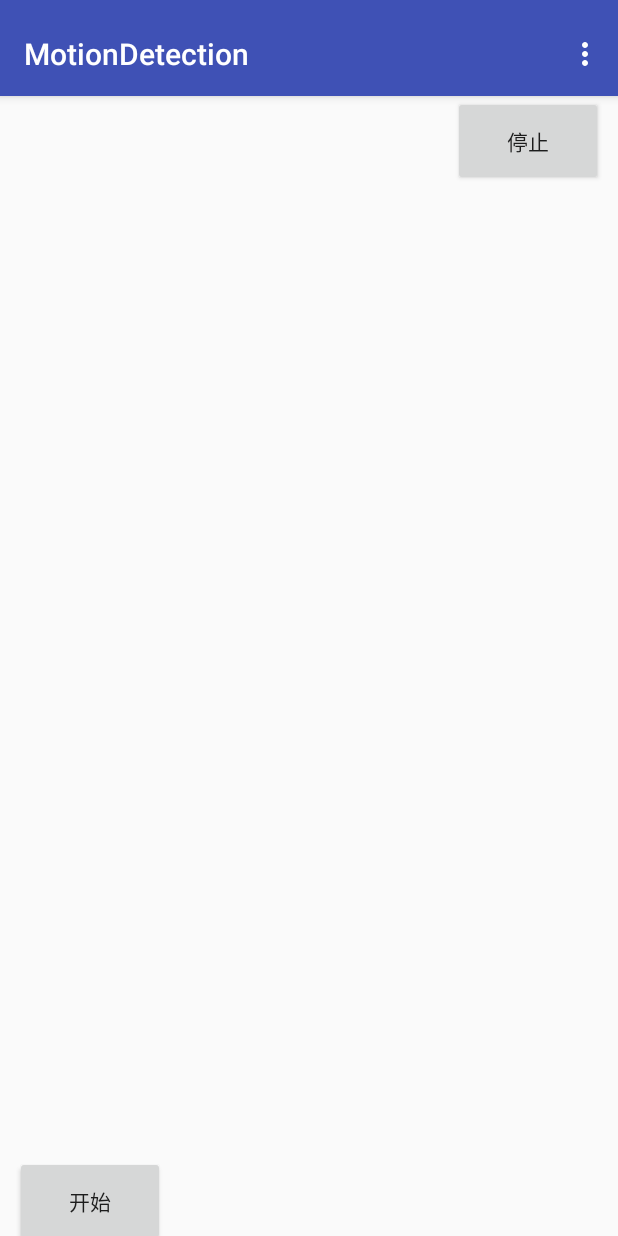
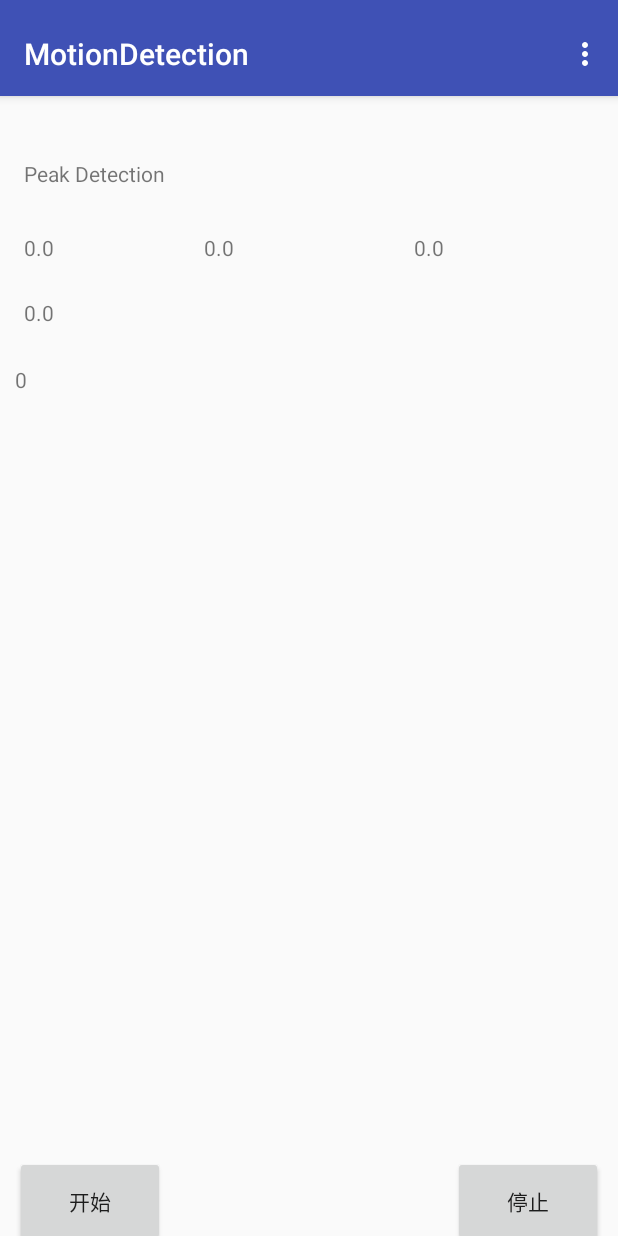
Before and after one commit to liute62/Android-Motion-Detection, an Android app: the screen it shows after launch (MainActivity), after a tap on "开始", on a phone screen of 412 x 824 dp. Run offline under Robolectric (Android 15) with nearby library versions, the phone set to English and light mode, and no system bars.

Commit message:
Update peak detection algorithm

```diff
--- a/MotionDetection/app/src/main/java/algorithm/PeakDetection.java
+++ b/MotionDetection/app/src/main/java/algorithm/PeakDetection.java
@@ -1,4 +1,7 @@
 package algorithm;
+
+import java.util.ArrayList;
+import java.util.List;
 
 import sensor.AccelerationSensor;
 
@@ -7,13 +10,44 @@ import sensor.AccelerationSensor;
  */
 public class PeakDetection {
 
-    private float peakThreshold;
+    private int stepTotal = 0;
 
-    AccelerationSensor acceleration;
+    private float peakThreshold = 1.4f;
+
+    private float peakInterval = 1.5f;
+
+    private AccelerationSensor lastSensor;
+
+    private long lastTime = 0;
+
+    private List<AccelerationSensor> accelerationlist;
 
     public PeakDetection(){
-
+        stepTotal = 0;
+        accelerationlist = new ArrayList<>();
+        lastSensor = new AccelerationSensor();
     }
 
+    public void feedData(AccelerationSensor sensor){
+        accelerationlist.add(sensor);
+    }
+
+    public int getCurrentStep(){
+        if(accelerationlist.size() > 0){
+            AccelerationSensor sensor = accelerationlist.remove(accelerationlist.size() - 1);
+            lastSensor = sensor;
+            if(sensor.getAcc_total() > peakThreshold){
+                if(System.currentTimeMillis() - lastTime > peakInterval * 1000) {
+                    lastTime = System.currentTimeMillis();
+                    stepTotal++;
+                }
+            }
+        }
+        return stepTotal;
+    }
+
+    public AccelerationSensor getLastSensor(){
+        return lastSensor;
+    }
 
 }
--- a/MotionDetection/app/src/main/java/haodong/motiondetection/PeakAlgoFragment.java
+++ b/MotionDetection/app/src/main/java/haodong/motiondetection/PeakAlgoFragment.java
@@ -14,9 +14,8 @@ import android.view.ViewGroup;
 import android.widget.Button;
 import android.widget.TextView;
 
-import java.sql.BatchUpdateException;
-
 import algorithm.PeakDetection;
+import sensor.AccelerationSensor;
 
 /**
  * Created by liuhaodong1 on 16/4/28.
@@ -43,6 +42,10 @@ public class PeakAlgoFragment extends Fragment implements SensorEventListener{
 
     private Button mStop;
 
+    private TextView mAccX,mAccY,mAccZ,mAccTotal;
+
+    private TextView mStepTotal;
+
     public static PeakAlgoFragment newInstance() {
         PeakAlgoFragment fragment = new PeakAlgoFragment();
         return fragment;
@@ -58,6 +61,7 @@ public class PeakAlgoFragment extends Fragment implements SensorEventListener{
         if (!isStop) return;
         isStop = false;
         sensorManager.registerListener(this, acceleration, sensorRate);
+        peakDetection = new PeakDetection();
     }
 
     public void stop(){
@@ -84,6 +88,11 @@ public class PeakAlgoFragment extends Fragment implements SensorEventListener{
                 stop();
             }
         });
+        mAccX = (TextView)rootView.findViewById(R.id.peak_acc_x);
+        mAccY = (TextView)rootView.findViewById(R.id.peak_acc_y);
+        mAccZ = (TextView)rootView.findViewById(R.id.peak_acc_z);
+        mAccTotal = (TextView)rootView.findViewById(R.id.peak_acc_total);
+        mStepTotal = (TextView)rootView.findViewById(R.id.peak_step_total);
         return rootView;
     }
 
@@ -103,7 +112,13 @@ public class PeakAlgoFragment extends Fragment implements SensorEventListener{
     @Override
     public void onSensorChanged(SensorEvent event) {
         if(event.sensor.getType() == Sensor.TYPE_ACCELEROMETER){
-            Log.e(TAG,event.values[0]+" "+event.values[1]+" "+event.values[2]);
+            peakDetection.feedData(new AccelerationSensor(event.values[0], event.values[1], event.values[2]));
+            int step = peakDetection.getCurrentStep();
+            mAccX.setText(String.valueOf(event.values[0]));
+            mAccY.setText(String.valueOf(event.values[1]));
+            mAccZ.setText(String.valueOf(event.values[2]));
+            mAccTotal.setText(String.valueOf(peakDetection.getLastSensor().getAcc_total()));
+            mStepTotal.setText(String.valueOf(peakDetection.getCurrentStep()));
         }
     }
 
--- a/MotionDetection/app/src/main/java/sensor/AccelerationSensor.java
+++ b/MotionDetection/app/src/main/java/sensor/AccelerationSensor.java
@@ -4,4 +4,58 @@ package sensor;
  * Created by liuhaodong1 on 16/4/28.
  */
 public class AccelerationSensor {
+
+    private float acc_x;
+
+    private float acc_y;
+
+    private float acc_z;
+
+    private float acc_total;
+
+    public AccelerationSensor(){
+        acc_x = 0;
+        acc_y = 0;
+        acc_z = 0;
+        acc_total = 0;
+    }
+
+    public AccelerationSensor(float x,float y,float z){
+        acc_x = -x / 9.80665f;
+        acc_y = -y / 9.80665f;
+        acc_z = z / 9.80665f;
+        acc_total = (float)Math.sqrt(acc_x * acc_x + acc_y * acc_y+ acc_z * acc_z);
+    }
+
+    public float getAcc_x() {
+        return acc_x;
+    }
+
+    public void setAcc_x(float acc_x) {
+        this.acc_x = acc_x;
+    }
+
+    public float getAcc_y() {
+        return acc_y;
+    }
+
+    public void setAcc_y(float acc_y) {
+        this.acc_y = acc_y;
+    }
+
+    public float getAcc_z() {
+        return acc_z;
+    }
+
+    public void setAcc_z(float acc_z) {
+        this.acc_z = acc_z;
+    }
+
+    public float getAcc_total() {
+        return acc_total;
+    }
+
+    public void setAcc_total(float acc_total) {
+        this.acc_total = acc_total;
+    }
 }
--- a/MotionDetection/app/src/main/res/layout/fragment_peak.xml
+++ b/MotionDetection/app/src/main/res/layout/fragment_peak.xml
@@ -19,6 +19,63 @@
         android:text="停止"
         android:id="@+id/peak_stop"
         android:layout_marginRight="10dp"
+        android:layout_alignTop="@+id/peak_start"
         android:layout_alignParentEnd="true" />
 
+    <TextView
+        android:layout_width="wrap_content"
+        android:layout_height="wrap_content"
+        android:text="Peak Detection"
+        android:id="@+id/textView"
+        android:layout_marginTop="42dp"
+        android:layout_alignParentTop="true"
+        android:layout_alignEnd="@+id/peak_start" />
+
+    <TextView
+        android:layout_width="wrap_content"
+        android:layout_height="wrap_content"
+        android:text="0.0"
+        android:id="@+id/peak_acc_x"
+        android:layout_marginTop="30dp"
+        android:layout_below="@+id/textView"
+        android:layout_alignStart="@+id/textView" />
+
+    <TextView
+        android:layout_width="wrap_content"
+        android:layout_height="wrap_content"
+        android:text="0.0"
+        android:id="@+id/peak_acc_y"
+        android:layout_marginTop="30dp"
+        android:layout_below="@+id/textView"
+        android:layout_alignStart="@+id/peak_acc_x"
+        android:layout_marginLeft="120dp"/>
+
+    <TextView
+        android:layout_width="wrap_content"
+        android:layout_height="wrap_content"
+        android:text="0.0"
+        android:id="@+id/peak_acc_z"
+        android:layout_marginTop="30dp"
+        android:layout_below="@+id/textView"
+        android:layout_alignStart="@+id/peak_acc_y"
+        android:layout_marginLeft="140dp"/>
+
+    <TextView
+        android:layout_width="wrap_content"
+        android:layout_height="wrap_content"
+        android:text="0.0"
+        android:id="@+id/peak_acc_total"
+        android:layout_below="@+id/peak_acc_x"
+        android:layout_alignStart="@+id/peak_acc_x"
+        android:layout_marginTop="24dp" />
+
+    <TextView
+        android:layout_width="wrap_content"
+        android:layout_height="wrap_content"
+        android:text="0"
+        android:id="@+id/peak_step_total"
+        android:layout_below="@+id/peak_acc_total"
+        android:layout_alignStart="@+id/peak_start"
+        android:layout_marginTop="25dp" />
+
 </RelativeLayout>
```
